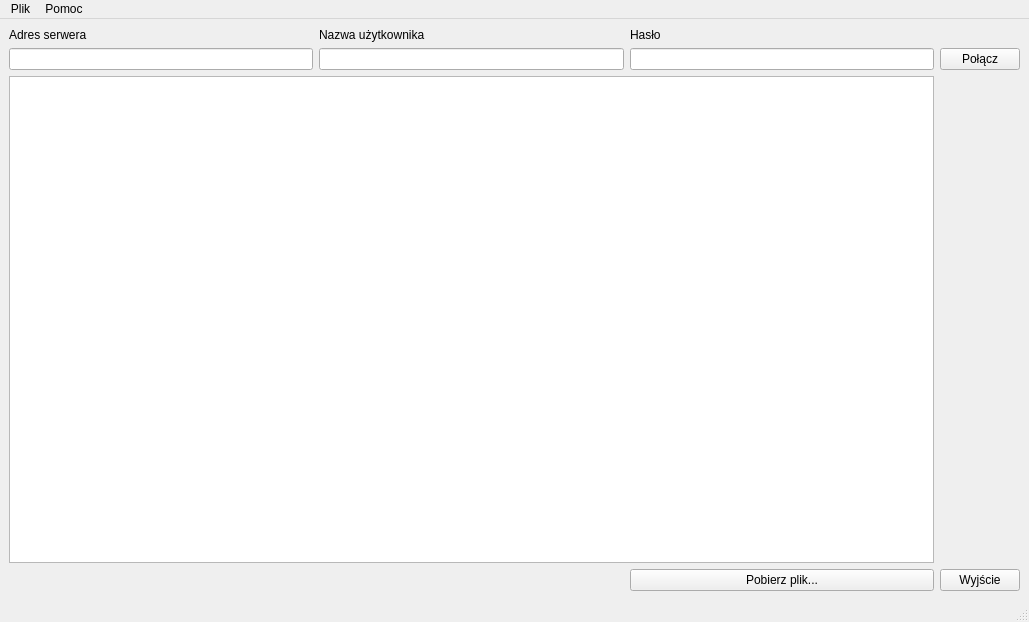
Before: the Qt Designer form mainwindow.ui in DanielM96/QtFtpClient, drawn with Qt 5.
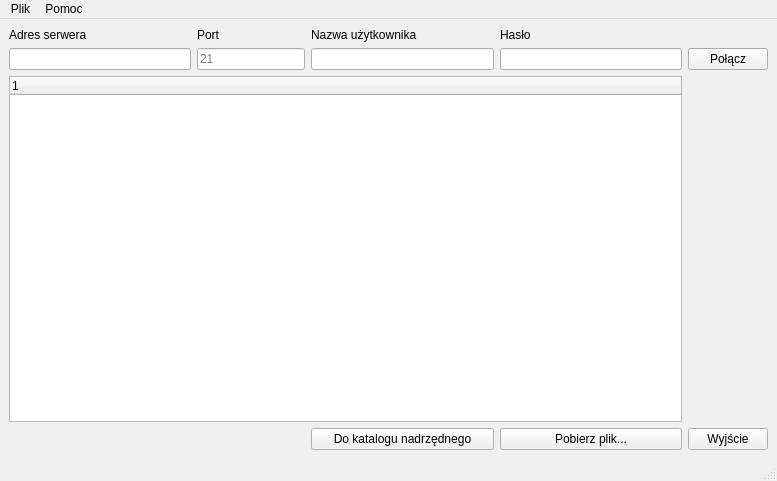
After: the same form once the commit is applied. Icons and pictures are not drawn.

The edit to the form file:
```diff
--- a/mainwindow.ui
+++ b/mainwindow.ui
@@ -6,8 +6,8 @@
    <rect>
     <x>0</x>
     <y>0</y>
-    <width>1029</width>
-    <height>622</height>
+    <width>777</width>
+    <height>481</height>
    </rect>
   </property>
   <property name="windowTitle">
@@ -15,59 +15,141 @@
   </property>
   <widget class="QWidget" name="centralwidget">
    <layout class="QGridLayout" name="gridLayout">
-    <item row="0" column="0">
-     <widget class="QLabel" name="label_address">
+    <item row="1" column="4">
+     <widget class="QPushButton" name="pushButton_Connect">
+      <property name="sizePolicy">
+       <sizepolicy hsizetype="Fixed" vsizetype="Fixed">
+        <horstretch>0</horstretch>
+        <verstretch>0</verstretch>
+       </sizepolicy>
+      </property>
       <property name="text">
-       <string>Adres serwera</string>
+       <string>Połącz</string>
       </property>
      </widget>
     </item>
-    <item row="0" column="1">
+    <item row="0" column="2">
      <widget class="QLabel" name="label_username">
       <property name="text">
        <string>Nazwa użytkownika</string>
       </property>
      </widget>
     </item>
-    <item row="0" column="2">
+    <item row="1" column="3">
+     <widget class="QLineEdit" name="lineEdit_password">
+      <property name="sizePolicy">
+       <sizepolicy hsizetype="Expanding" vsizetype="Fixed">
+        <horstretch>0</horstretch>
+        <verstretch>0</verstretch>
+       </sizepolicy>
+      </property>
+      <property name="echoMode">
+       <enum>QLineEdit::Password</enum>
+      </property>
+     </widget>
+    </item>
+    <item row="0" column="3">
      <widget class="QLabel" name="label_password">
       <property name="text">
        <string>Hasło</string>
       </property>
      </widget>
     </item>
-    <item row="1" column="0">
-     <widget class="QLineEdit" name="lineEdit_address"/>
-    </item>
-    <item row="1" column="1">
-     <widget class="QLineEdit" name="lineEdit_username"/>
-    </item>
-    <item row="1" column="2">
-     <widget class="QLineEdit" name="lineEdit_password"/>
-    </item>
-    <item row="1" column="3">
-     <widget class="QPushButton" name="pushButton_Connect">
-      <property name="text">
-       <string>Połącz</string>
-      </property>
-     </widget>
-    </item>
-    <item row="3" column="2">
+    <item row="3" column="3">
      <widget class="QPushButton" name="pushButton_DownloadFile">
+      <property name="sizePolicy">
+       <sizepolicy hsizetype="Preferred" vsizetype="Fixed">
+        <horstretch>0</horstretch>
+        <verstretch>0</verstretch>
+       </sizepolicy>
+      </property>
       <property name="text">
        <string>Pobierz plik...</string>
       </property>
      </widget>
     </item>
-    <item row="3" column="3">
+    <item row="0" column="0">
+     <widget class="QLabel" name="label_address">
+      <property name="text">
+       <string>Adres serwera</string>
+      </property>
+     </widget>
+    </item>
+    <item row="1" column="0">
+     <widget class="QLineEdit" name="lineEdit_address">
+      <property name="sizePolicy">
+       <sizepolicy hsizetype="Expanding" vsizetype="Fixed">
+        <horstretch>0</horstretch>
+        <verstretch>0</verstretch>
+       </sizepolicy>
+      </property>
+     </widget>
+    </item>
+    <item row="1" column="2">
+     <widget class="QLineEdit" name="lineEdit_username">
+      <property name="sizePolicy">
+       <sizepolicy hsizetype="Expanding" vsizetype="Fixed">
+        <horstretch>0</horstretch>
+        <verstretch>0</verstretch>
+       </sizepolicy>
+      </property>
+     </widget>
+    </item>
+    <item row="3" column="4">
      <widget class="QPushButton" name="pushButton_Close">
+      <property name="sizePolicy">
+       <sizepolicy hsizetype="Fixed" vsizetype="Fixed">
+        <horstretch>0</horstretch>
+        <verstretch>0</verstretch>
+       </sizepolicy>
+      </property>
       <property name="text">
        <string>Wyjście</string>
       </property>
      </widget>
     </item>
-    <item row="2" column="0" colspan="3">
-     <widget class="QTreeView" name="treeView"/>
+    <item row="0" column="1">
+     <widget class="QLabel" name="label_port">
+      <property name="text">
+       <string>Port</string>
+      </property>
+     </widget>
+    </item>
+    <item row="1" column="1">
+     <widget class="QLineEdit" name="lineEdit_port">
+      <property name="sizePolicy">
+       <sizepolicy hsizetype="Fixed" vsizetype="Fixed">
+        <horstretch>0</horstretch>
+        <verstretch>0</verstretch>
+       </sizepolicy>
+      </property>
+      <property name="text">
+       <string/>
+      </property>
+      <property name="placeholderText">
+       <string>21</string>
+      </property>
+     </widget>
+    </item>
+    <item row="3" column="2">
+     <widget class="QPushButton" name="pushButton_ParentDir">
+      <property name="text">
+       <string>Do katalogu nadrzędnego</string>
+      </property>
+      <property name="icon">
+       <iconset theme="go-up">
+        <normaloff>.</normaloff>.</iconset>
+      </property>
+     </widget>
+    </item>
+    <item row="2" column="0" colspan="4">
+     <widget class="QTreeWidget" name="treeWidget">
+      <column>
+       <property name="text">
+        <string notr="true">1</string>
+       </property>
+      </column>
+     </widget>
     </item>
    </layout>
   </widget>
@@ -76,7 +158,7 @@
     <rect>
      <x>0</x>
      <y>0</y>
-     <width>1029</width>
+     <width>777</width>
      <height>22</height>
     </rect>
    </property>
```
Left out of the diff: 13 changed lines with no effect on the pictures.
